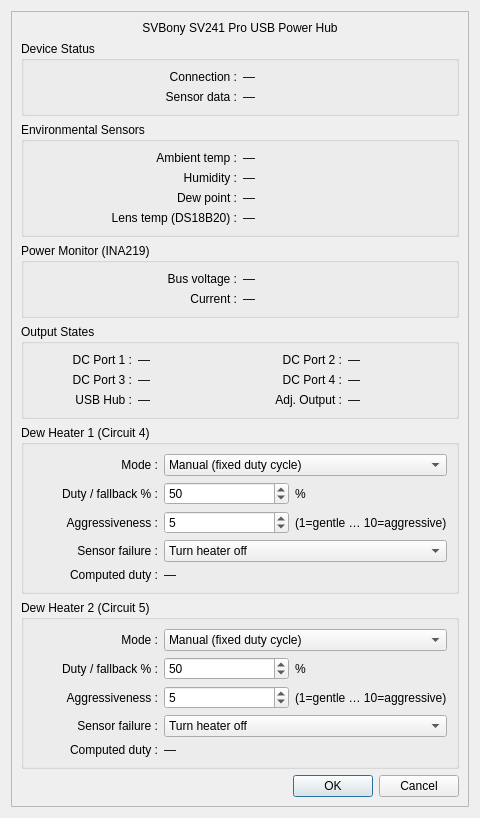
First picture: the form in sv241pro.ui, repository 2bitoperations/X2-SvBony241Pro, before the edit.
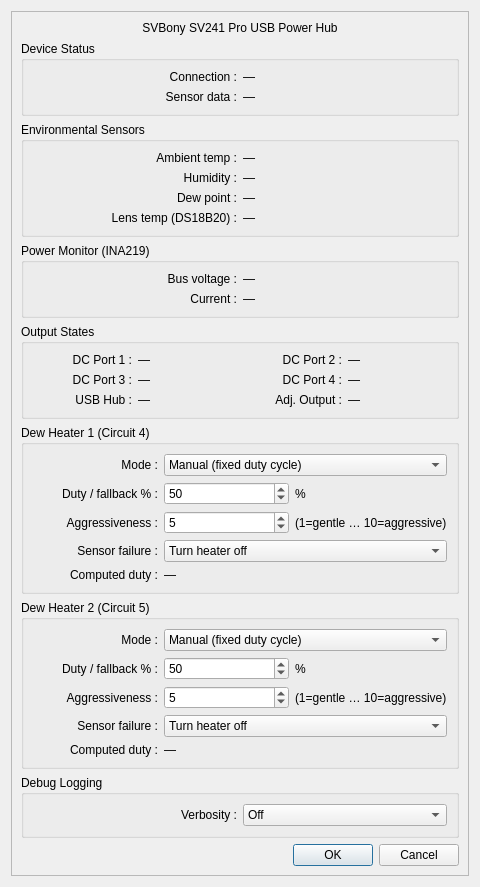
Second picture: the form after the edit. Custom widgets are drawn as their Qt base class.

```diff
--- a/sv241pro.ui
+++ b/sv241pro.ui
@@ -404,6 +404,33 @@
        </widget>
       </item>
 
+      <!-- ── Debug Logging ──────────────────────────────────── -->
+      <item>
+       <widget class="QGroupBox" name="groupBox_debug">
+        <property name="title"><string>Debug Logging</string></property>
+        <layout class="QHBoxLayout" name="debugLayout">
+         <item>
+          <widget class="QLabel" name="label_debugCaption">
+           <property name="text"><string>Verbosity :</string></property>
+           <property name="alignment"><set>Qt::AlignRight|Qt::AlignVCenter</set></property>
+           <property name="toolTip"><string>0=Off, 1=Errors, 2=Commands, 3=Full I/O.
+Errors always logged to ~/TheSkyX/x2svbony241pro.log</string></property>
+          </widget>
+         </item>
+         <item>
+          <widget class="QComboBox" name="comboBox_debugLevel">
+           <property name="toolTip"><string>0=Off, 1=Errors, 2=Commands, 3=Full I/O.
+Errors always logged to ~/TheSkyX/x2svbony241pro.log</string></property>
+           <item><property name="text"><string>Off</string></property></item>
+           <item><property name="text"><string>Errors only</string></property></item>
+           <item><property name="text"><string>Commands</string></property></item>
+           <item><property name="text"><string>Full I/O</string></property></item>
+          </widget>
+         </item>
+        </layout>
+       </widget>
+      </item>
+
       <!-- ── Spacer + OK/Cancel ────────────────────────────── -->
       <item>
        <spacer name="verticalSpacer">
```
